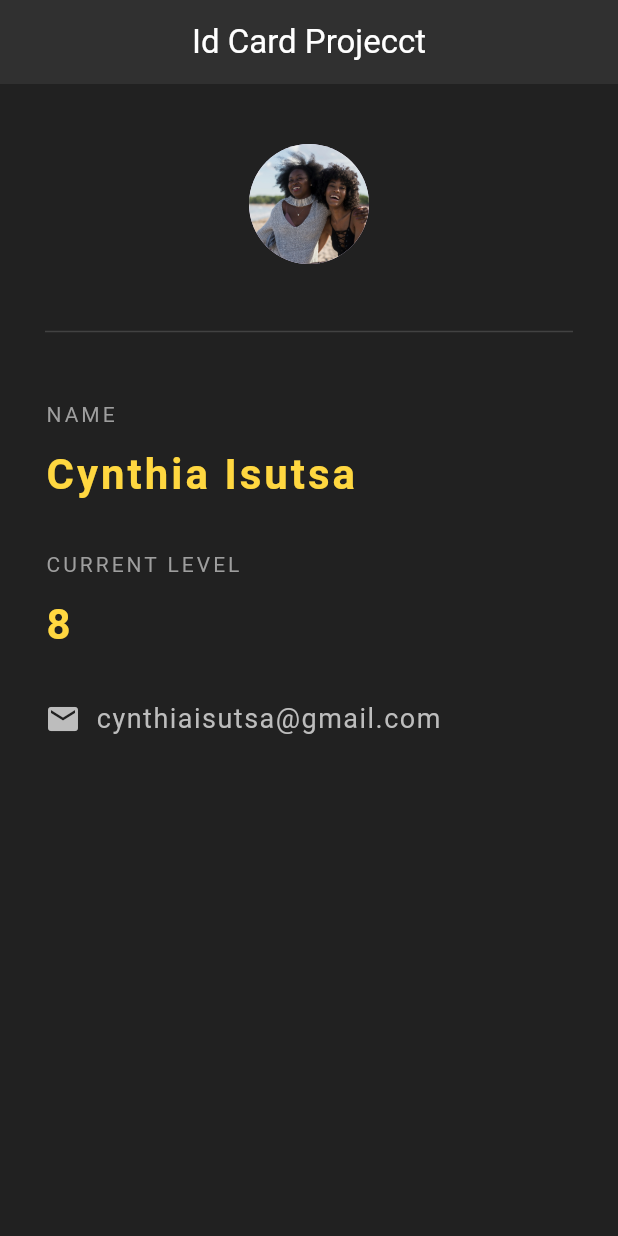
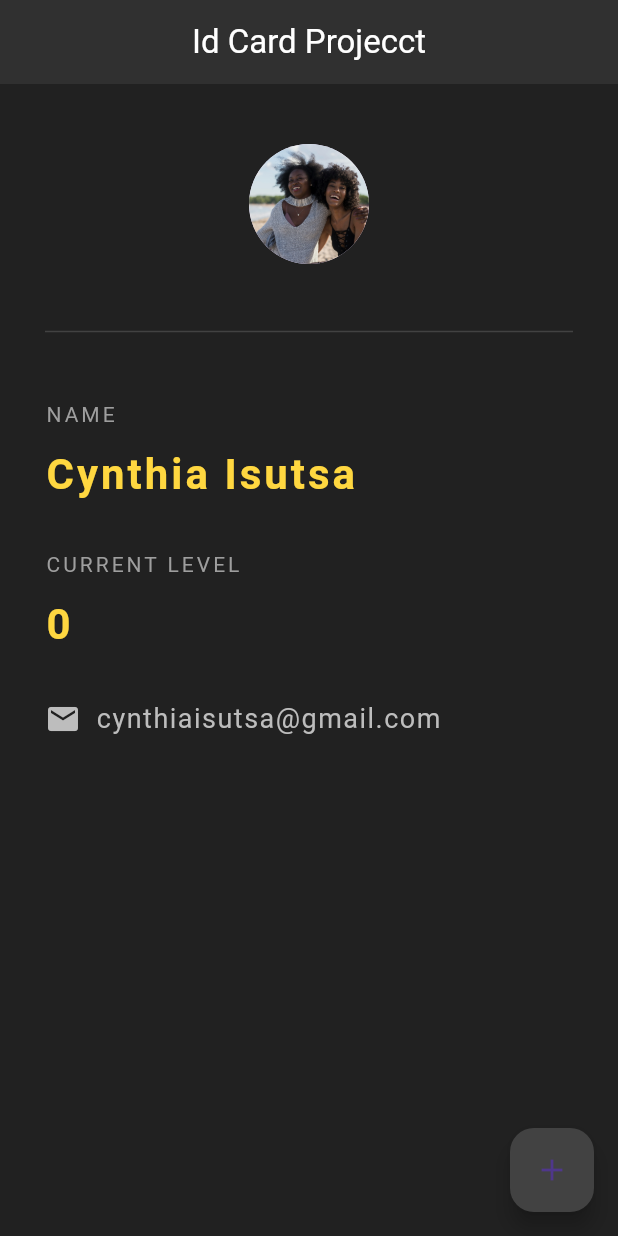
Before and after one commit to Cynthia-Isutsa/idcardproject, a Flutter app: the screen it shows after launch, on a phone screen of 412 x 824 dp. Run offline on Flutter 3.47's test engine with Material 3 defaults, Android fonts, the light colour scheme and no system bars; Roboto replaces fonts that are missing (Pacifico).

Commit message:
statefulWidget, setState and createState

```diff
--- a/lib/main.dart
+++ b/lib/main.dart
@@ -6,8 +6,15 @@
   ));
 }
 
-class IdCard extends StatelessWidget {
+class IdCard extends StatefulWidget {
   const IdCard ({super.key});
+
+  @override
+  State<IdCard> createState() => _IdCardState();
+}
+
+class _IdCardState extends State<IdCard> {
+ int levelState = 0;
 
   @override
   Widget build(BuildContext context) {
@@ -25,6 +32,15 @@
         backgroundColor: Colors.grey[850],
         elevation: 0.0,
       ),
+      floatingActionButton: FloatingActionButton(
+        onPressed: () => {
+          setState(() {
+            levelState += 1;
+          })
+        },
+        backgroundColor: Colors.grey[800],
+        child: const Icon(Icons.add),
+        ),
       body: Padding(
         padding: const EdgeInsets.fromLTRB(30, 40, 30, 0),
         child: Column(
@@ -68,9 +84,9 @@
               ),
               ),
               const SizedBox(height: 10.0),
-               const Text(
-              "8",
-              style: TextStyle(
+                Text(
+              '$levelState',
+              style: const TextStyle(
                 color: Colors.amberAccent,
                 letterSpacing: 2.0,
                 fontSize: 28.0,
@@ -101,5 +117,6 @@
         ),
       ),
     );
+
   }
 }
```
